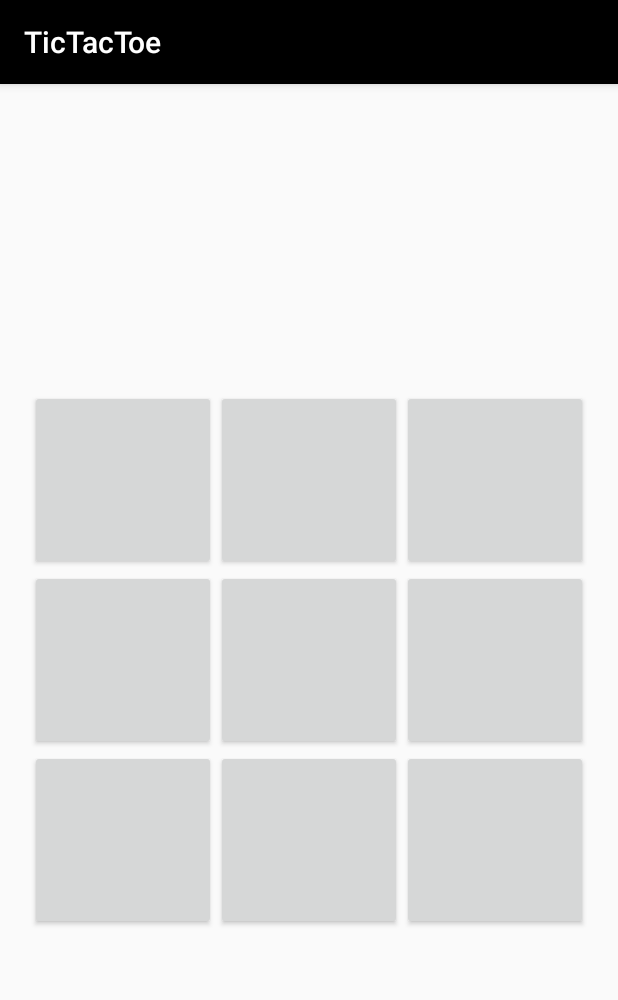
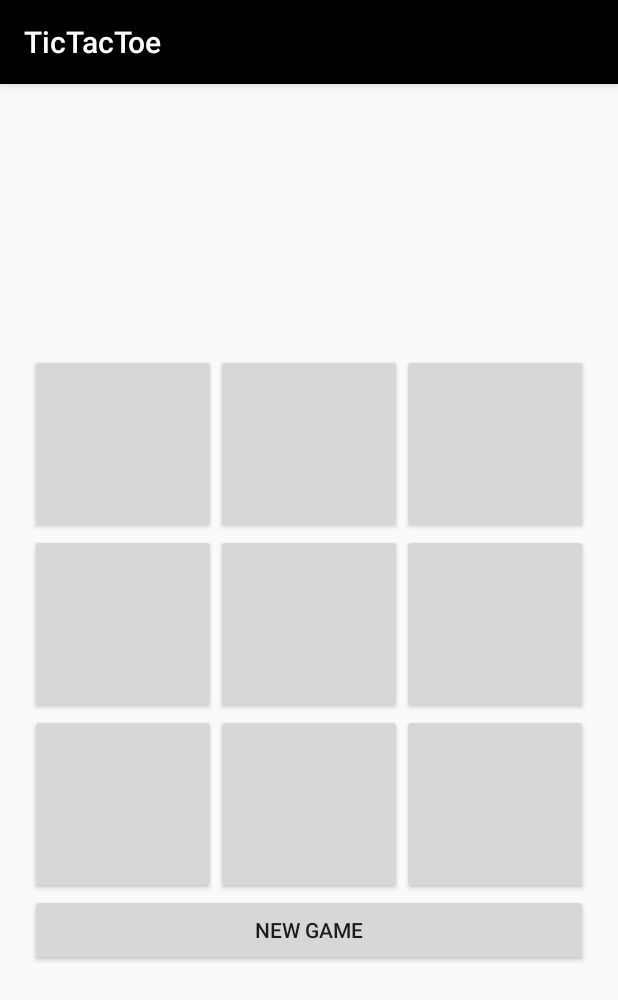
Before and after one commit to irnkwon/tic-tac-toe, an Android app: the Player1Activity screen opened directly, with no data from a screen before it, on a phone screen of 412 x 824 dp. Shown: the top 1000 px of the screen. Run offline under Robolectric (Android 15) with nearby library versions, the light colour scheme and no system bars.

```diff
--- a/app/src/main/res/layout/player1.xml
+++ b/app/src/main/res/layout/player1.xml
@@ -125,4 +125,9 @@
         </LinearLayout>
     </LinearLayout>
 
+    <Button
+        android:layout_width="match_parent"
+        android:layout_height="wrap_content"
+        android:id="@+id/new_game"
+        android:text="New Game"/>
 </LinearLayout>
```
Also changed, not shown: app/src/main/java/io/github/tictactoe/Player1Activity.java (+10 -2 lines).
